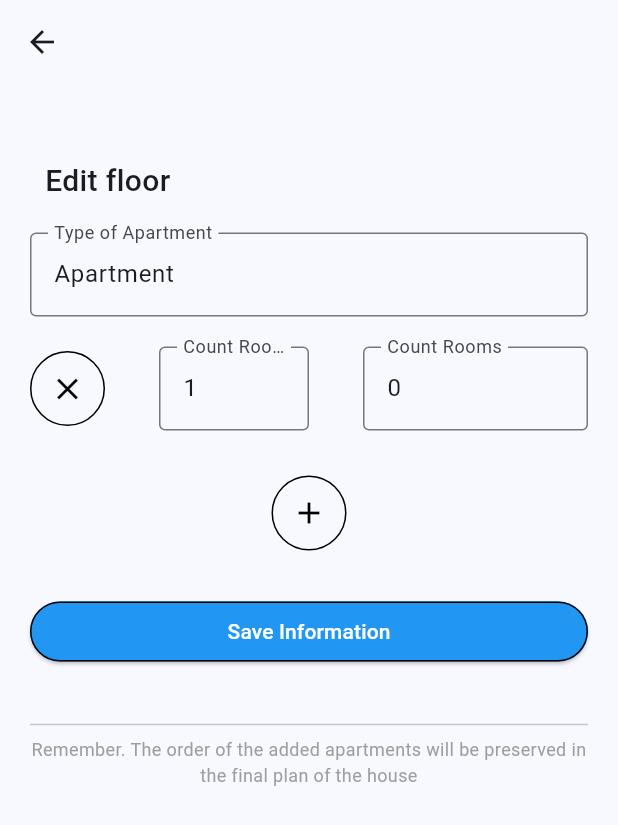
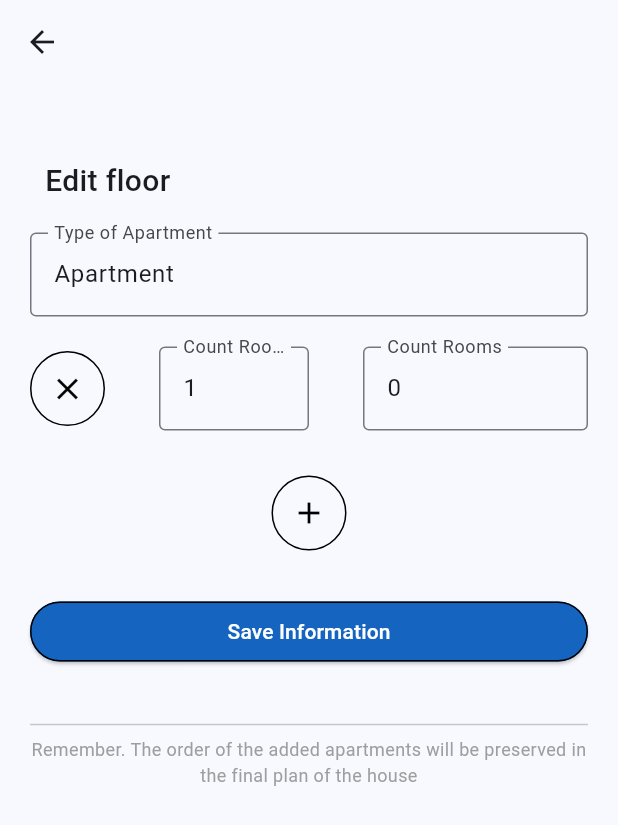
Before and after one commit to BohdanHorlach/ZNU-6.1211---Practice-from-IT-Dimension---Front-end-for-the-application, a Flutter app: the ChangeHouse screen opened directly, after a tap on the "create" icon, on a phone screen of 412 x 824 dp. Shown: the top 825 px of the screen. Run offline on Flutter 3.47's test engine with Material 2 defaults, Android fonts, the light colour scheme and no system bars; missing offline and left inert: flutter_application_1.

Commit message:
Add files via upload

```diff
--- a/lib/presentation/sign_up/house_manager/change_house.dart
+++ b/lib/presentation/sign_up/house_manager/change_house.dart
@@ -1,6 +1,5 @@
 import 'package:flutter/material.dart';
 import '../house_manager/adding_personal_info.dart';
-import '../../widgets/custom_button.dart';
 import '../../widgets/floor/floor_info.dart';
 import '../../widgets/main_name_page.dart';
 
@@ -104,9 +103,9 @@ class ChangeHouseState extends State<ChangeHouse> {
             ),
             Padding(
               padding: const EdgeInsets.symmetric(vertical: 40),
-              child: CustomButton(
-                textButton: 'Go Next',
-                onClick: () {
+              child: ElevatedButton(
+                child: const Text('Go Next'),
+                onPressed: () {
                   Navigator.of(context).push(MaterialPageRoute(
                       builder: (context) => const AddingPersonalInfo()));
                 },
--- a/lib/presentation/sign_up/house_manager/edit_floor.dart
+++ b/lib/presentation/sign_up/house_manager/edit_floor.dart
@@ -1,8 +1,6 @@
 import 'package:flutter/material.dart';
-
 import '../../../domain/models/floor/apartment_model.dart';
 import '../../../domain/models/floor/floor_model.dart';
-import '../../widgets/custom_button.dart';
 import '../../widgets/main_name_page.dart';
 
 class ControllerFromApartmentText {
@@ -214,8 +212,9 @@ class _EditFloorState extends State<EditFloor> {
               ),
               Padding(
                 padding: const EdgeInsets.only(top: 10, bottom: 30),
-                child: CustomButton(
-                    textButton: 'Save Information', onClick: saveInformation),
+                child: ElevatedButton(
+                    onPressed: saveInformation,
+                    child: const Text('Save Information')),
               ),
               const Divider(),
               const Text(
```
Also changed, not shown: lib/presentation/sign_up/company_manager/sign_up_company.dart (+3 -4 lines), lib/presentation/sign_up/employee/sign_up_service_provider.dart (+3 -4 lines), lib/presentation/sign_up/house_manager/adding_personal_info.dart (+3 -4 lines), lib/presentation/sign_up/house_manager/choice_of_voting_type.dart (+3 -4 lines), lib/presentation/sign_up/house_manager/sign_up_house_manager.dart (+3 -4 lines), lib/presentation/sign_up/resident/proof_status.dart (+3 -4 lines), lib/presentation/sign_up/resident/resident_data.dart (+3 -4 lines), lib/presentation/sign_up/resident/sign_up_resident.dart (+3 -4 lines).
